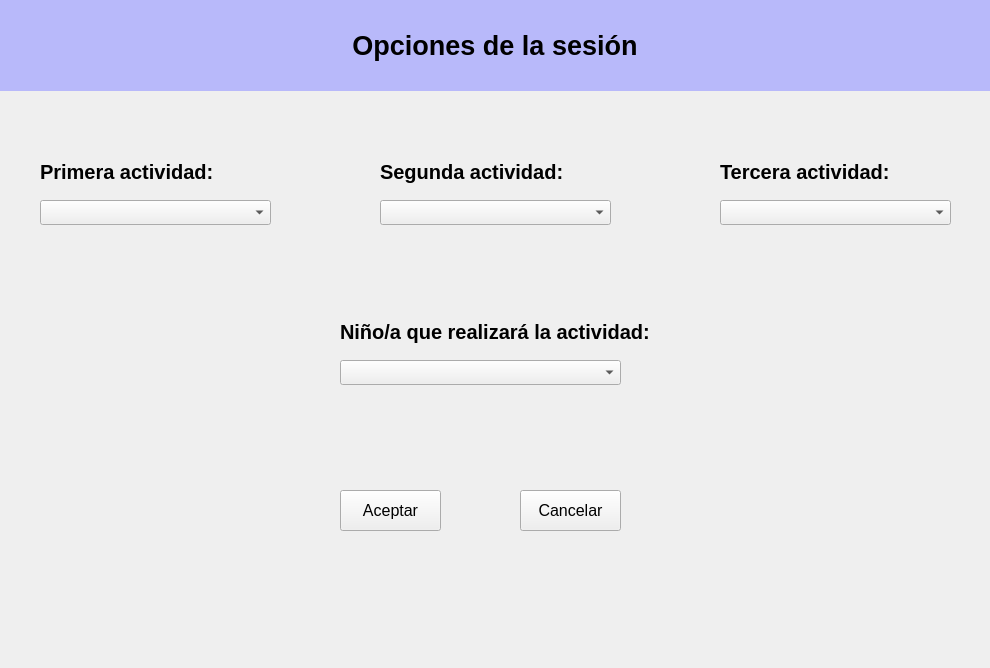
Qt form interfaz/opcionesSesion.ui (mmoraleso/RoboTEA) before a commit.
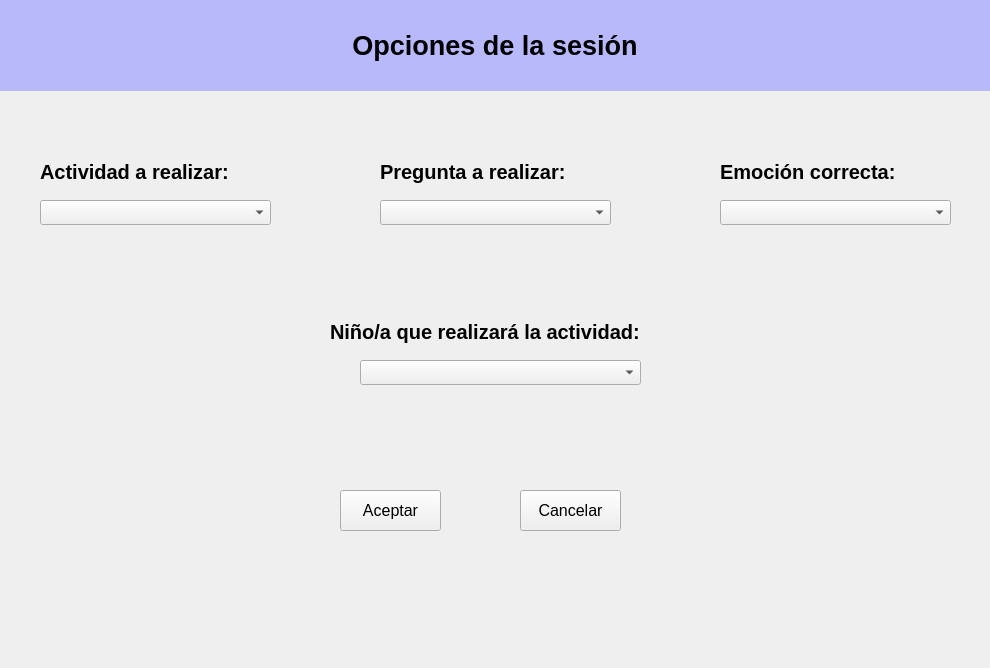
The same form after that commit. Icons and pictures are not drawn.

```diff
--- a/interfaz/opcionesSesion.ui
+++ b/interfaz/opcionesSesion.ui
@@ -107,8 +107,8 @@
      <rect>
       <x>40</x>
       <y>70</y>
-      <width>191</width>
-      <height>23</height>
+      <width>227</width>
+      <height>24</height>
      </rect>
     </property>
     <property name="font">
@@ -122,7 +122,7 @@
      <string notr="true"/>
     </property>
     <property name="text">
-     <string>Primera actividad:</string>
+     <string>Actividad a realizar:</string>
     </property>
    </widget>
    <widget class="QComboBox" name="actividad3_CB">
@@ -212,8 +212,8 @@
      <rect>
       <x>380</x>
       <y>70</y>
-      <width>191</width>
-      <height>23</height>
+      <width>225</width>
+      <height>24</height>
      </rect>
     </property>
     <property name="font">
@@ -227,7 +227,7 @@
      <string notr="true"/>
     </property>
     <property name="text">
-     <string>Segunda actividad:</string>
+     <string>Pregunta a realizar:</string>
     </property>
    </widget>
    <widget class="QComboBox" name="actividad2_CB">
@@ -245,8 +245,8 @@
      <rect>
       <x>720</x>
       <y>70</y>
-      <width>191</width>
-      <height>23</height>
+      <width>205</width>
+      <height>24</height>
      </rect>
     </property>
     <property name="font">
@@ -260,16 +260,16 @@
      <string notr="true"/>
     </property>
     <property name="text">
-     <string>Tercera actividad:</string>
+     <string>Emoción correcta:</string>
     </property>
    </widget>
    <widget class="QLabel" name="label_4">
     <property name="geometry">
      <rect>
-      <x>340</x>
+      <x>330</x>
       <y>230</y>
-      <width>331</width>
-      <height>23</height>
+      <width>374</width>
+      <height>24</height>
      </rect>
     </property>
     <property name="font">
@@ -289,7 +289,7 @@
    <widget class="QComboBox" name="childSesion_CB">
     <property name="geometry">
      <rect>
-      <x>340</x>
+      <x>360</x>
       <y>270</y>
       <width>281</width>
       <height>25</height>
```
